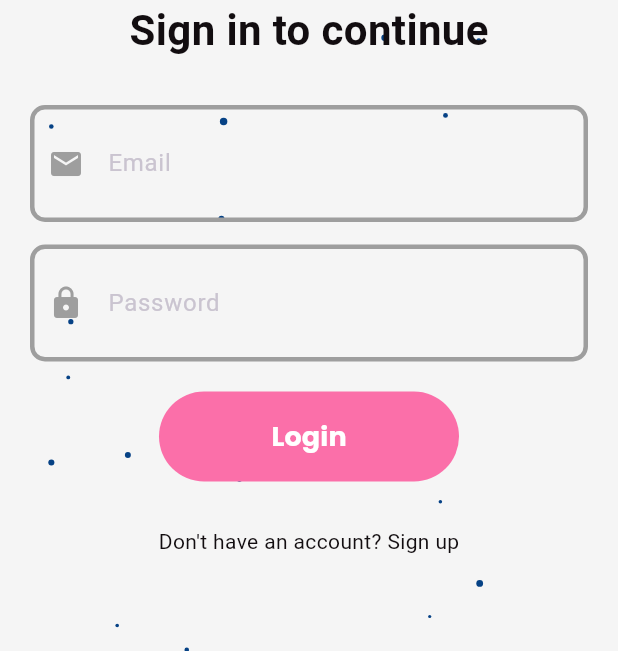
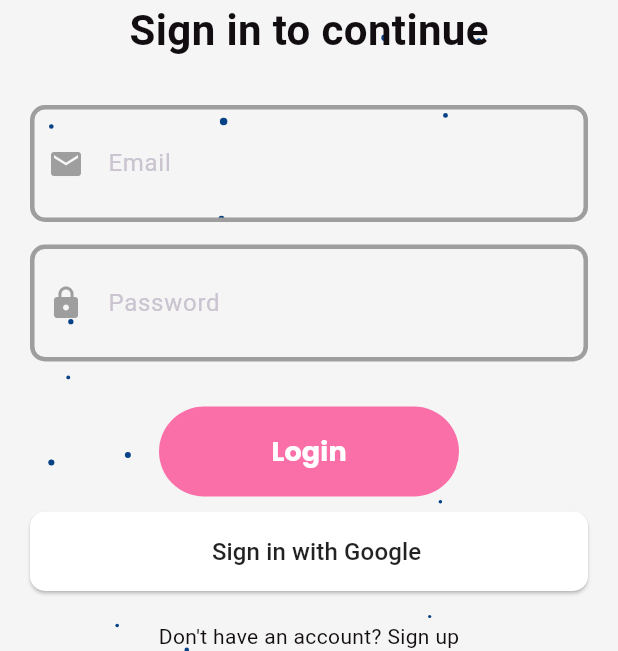
Before and after one commit to Vaibhav2154/Prenova-Prenatal-Pulse, a Flutter app: the LoginPage screen opened directly, on a phone screen of 412 x 824 dp, the part 585-1236 px from its top. Run offline on Flutter 3.47's test engine with Material 3 defaults, Android fonts, the phone set to English and light mode, and no system bars; our stand-ins replace cached_network_image, fl_chart, flutter_tts, google_fonts, google_sign_in, image_picker and 3 more; accounts and stored records are empty.

Commit message:
Add Oauth

```diff
--- a/client/lib/features/auth/auth_service.dart
+++ b/client/lib/features/auth/auth_service.dart
@@ -1,3 +1,4 @@
+import 'package:google_sign_in/google_sign_in.dart';
 import 'package:supabase_flutter/supabase_flutter.dart';
 
 class AuthService {
@@ -75,4 +76,17 @@ class AuthService {
 
   // Listen to auth state changes
   Stream<AuthState> get authStateChanges => supabase.auth.onAuthStateChange;
+
+  // Sign in with Google
+  Future<void> signInWithGoogle() async {
+    try {
+      // Trigger Google OAuth flow
+      await supabase.auth.signInWithOAuth(
+        OAuthProvider.google, // Use the correct provider enum
+        redirectTo: 'https://xgfvhqskjdgcfynnbpky.supabase.co/auth/v1/callback', // Your custom redirect URL
+      );
+    } catch (e) {
+      throw Exception('Google Sign-in error: $e');
+    }
+  }
 }
--- a/client/lib/features/auth/presentation/loginpage.dart
+++ b/client/lib/features/auth/presentation/loginpage.dart
@@ -5,9 +5,7 @@ import 'package:prenova/features/auth/auth_service.dart';
 import 'package:prenova/features/auth/presentation/glowing_btn.dart';
 import 'package:prenova/features/auth/presentation/registerpage.dart';
 import 'package:prenova/features/auth/presentation/onboarding.dart';
-import 'package:prenova/features/dashboard/presentation/dashboard.dart';
 import 'package:supabase_flutter/supabase_flutter.dart';
-//import 'package:unihub/pages/forgotpassword.dart';
 
 class LoginPage extends StatefulWidget {
   const LoginPage({super.key});
@@ -32,20 +30,41 @@ class _LoginPageState extends State<LoginPage> {
       return;
     }
 
-
     try {
       await authservice.signInWithEmailPassword(email, password);
 
       if (mounted) {
         Navigator.pushReplacement(
           context,
-          MaterialPageRoute(builder: (context) =>  OnboardingPage()),
+          MaterialPageRoute(builder: (context) => const OnboardingPage()),
         );
       }
     } catch (e) {
       if (mounted) {
         ScaffoldMessenger.of(context).showSnackBar(
           SnackBar(content: Text("Error: ${e is AuthException ? e.message : "Something went wrong!"}")),
+        );
+      }
+    }
+  }
+
+  void _signInWithGoogle() async {
+    try {
+      await authservice.signInWithGoogle();
+      if (mounted) {
+        Navigator.pushReplacement(
+          context,
+          MaterialPageRoute(builder: (context) => const OnboardingPage()),
+        );
+      }
+    } catch (e) {
+      if (mounted) {
+        ScaffoldMessenger.of(context).showSnackBar(
+          SnackBar(
+            content: Text(
+              "Error: ${e is AuthException ? e.message : "Google Sign-in failed!"}",
+            ),
+          ),
         );
       }
     }
@@ -63,7 +82,7 @@ class _LoginPageState extends State<LoginPage> {
               child: Column(
                 mainAxisAlignment: MainAxisAlignment.center,
                 children: [
-                  SizedBox(height: 50,),
+                  const SizedBox(height: 50),
                   Image.asset(
                     'assets/logo.png',
                     height: 320,
@@ -80,10 +99,11 @@ class _LoginPageState extends State<LoginPage> {
                   TextField(
                     controller: _emailcontroller,
                     keyboardType: TextInputType.emailAddress,
-                    decoration: const InputDecoration(labelText: "Email",
-                    hoverColor: AppPallete.errorColor,
-                    prefixIcon: const Icon(Icons.email, color: Colors.grey),
-                    focusColor: AppPallete.borderColor
+                    decoration: const InputDecoration(
+                      labelText: "Email",
+                      hoverColor: AppPallete.errorColor,
+                      prefixIcon: Icon(Icons.email, color: Colors.grey),
+                      focusColor: AppPallete.borderColor,
                     ),
                     style: TextStyle(color: AppPallete.textColor),
                   ),
@@ -91,12 +111,13 @@ class _LoginPageState extends State<LoginPage> {
                   TextField(
                     controller: _passwordcontroller,
                     obscureText: true,
-                    decoration: const InputDecoration(labelText: "Password",
-                    prefixIcon: const Icon(Icons.lock, color: Colors.grey),
+                    decoration: const InputDecoration(
+                      labelText: "Password",
+                      prefixIcon: Icon(Icons.lock, color: Colors.grey),
                     ),
                     style: TextStyle(color: AppPallete.textColor),
                   ),
-                  const SizedBox(height: 20),
+                  const SizedBox(height: 30),
                   SizedBox(
                     width: 200,
                     height: 60,
@@ -106,7 +127,35 @@ class _LoginPageState extends State<LoginPage> {
                     ),
                   ),
                   const SizedBox(height: 10),
+                  // White Google Sign-In Button with Icon
+                  ElevatedButton(
+                    onPressed: _signInWithGoogle,
+                    style: ElevatedButton.styleFrom(
+                      backgroundColor: Colors.white, // White background
+                      padding: const EdgeInsets.symmetric(
+                        horizontal: 30,
+                        vertical: 15,
+                      ),
+                      shape: RoundedRectangleBorder(
+                        borderRadius: BorderRadius.circular(10),
+                      ),
+                    ),
+                    child: Row(
+                      mainAxisAlignment: MainAxisAlignment.center,
+                      children: [
 
+                        const SizedBox(width: 10),
+                        const Text(
+                          "Sign in with Google",
+                          style: TextStyle(
+                            color: Colors.black87, // Black text
+                            fontSize: 16,
+                            fontWeight: FontWeight.w500,
+                          ),
+                        ),
+                      ],
+                    ),
+                  ),
                   const SizedBox(height: 20),
                   GestureDetector(
                     onTap: () {
@@ -115,8 +164,9 @@ class _LoginPageState extends State<LoginPage> {
                         MaterialPageRoute(builder: (context) => const RegisterPage()),
                       );
                     },
-                    child: const Text("Don't have an account? Sign up",
-                    style: TextStyle(color: AppPallete.textColor),
+                    child: const Text(
+                      "Don't have an account? Sign up",
+                      style: TextStyle(color: AppPallete.textColor),
                     ),
                   ),
                 ],
--- a/client/pubspec.yaml
+++ b/client/pubspec.yaml
@@ -52,6 +52,7 @@ dependencies:
   speech_to_text: ^7.0.0
   flutter_tts: ^4.2.2
   cached_network_image: ^3.4.1
+  google_sign_in: ^6.2.2
     # Ensure this is up-to-date
 
 
```
Also changed, not shown: client/lib/features/auth/presentation/Registerpage.dart (+61 -43 lines), client/lib/features/auth/presentation/onboarding.dart (+8 -4 lines), client/pubspec.lock, 6 other files.
